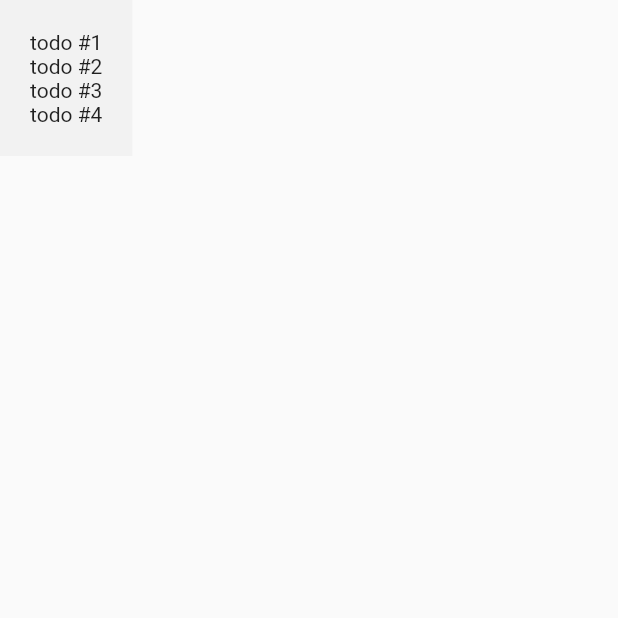
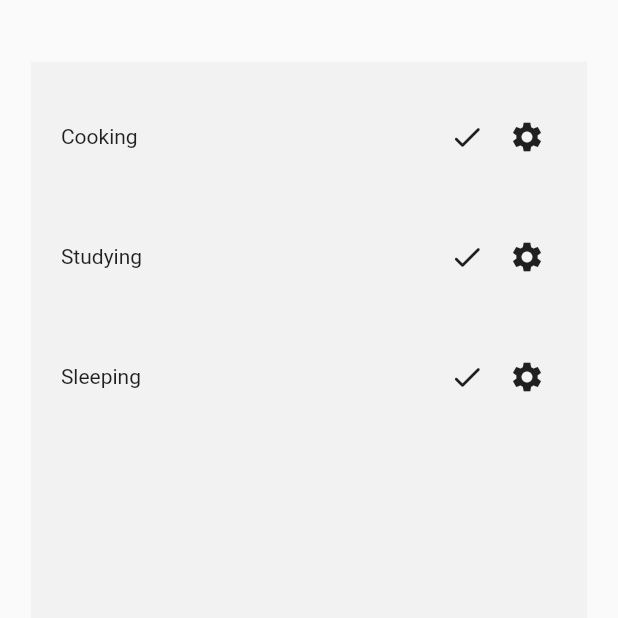
Before and after one commit to MahmoodAhmed-SE/todo-app, a Flutter app: the screen it shows after launch, on a phone screen of 412 x 824 dp, the top half of it. Run offline on Flutter 3.47's test engine with Material 2 defaults, Android fonts, the phone set to English and light mode, and no system bars.

Commit message:
Initialized todo list view

```diff
--- a/lib/main.dart
+++ b/lib/main.dart
@@ -14,6 +14,7 @@ class TodoApp extends StatelessWidget {
     return const MaterialApp(
       title: "todo app",
       home: HomepageScreen(),
+      debugShowCheckedModeBanner: false,
     );
   }
 }
--- /dev/null
+++ b/lib/models/todo_model.dart
@@ -0,0 +1,7 @@
+class TodoModel {
+  final String todoText;
+  final bool isChecked;
+
+
+  TodoModel({required this.todoText, this.isChecked = false});
+}
--- a/lib/screen/homepage_screen.dart
+++ b/lib/screen/homepage_screen.dart
@@ -1,24 +1,47 @@
 import 'package:flutter/material.dart';
+import 'package:todo_app/models/todo_model.dart';
+import 'package:todo_app/widgets/todo_list_view/todo_list_view.dart';
 
-class HomepageScreen extends StatelessWidget {
+class HomepageScreen extends StatefulWidget {
   const HomepageScreen({super.key});
+
+  @override
+  State<HomepageScreen> createState() => _HomepageScreenState();
+}
+
+class _HomepageScreenState extends State<HomepageScreen> {
+  final List<TodoModel> _todoList = [
+    TodoModel(todoText: "Cooking"),
+    TodoModel(todoText: "Studying"),
+    TodoModel(todoText: "Sleeping"),
+  ];
+  final List<TodoModel> _removedItemsList = [];
+
+  void checkTodo(TodoModel todo) {
+    setState(() {
+      _todoList[_todoList.indexOf(todo)] = TodoModel(todoText: todo.todoText, isChecked: true);
+      _removedItemsList.add(todo);
+      print(_removedItemsList);
+    });
+  }
 
   @override
   Widget build(BuildContext context) {
     return Scaffold(
-      body: Container(
-        padding: const EdgeInsets.all(20),
-        color: const Color(0XFFf2f2f2),
-        child: SingleChildScrollView(
-          child: Column(
-            children: [
-              ...List.generate(4, (index) {
-                return Text("todo #${index + 1}");
-              }).toList()
-            ],
+      body: SafeArea(
+          child: Center(
+        child: Container(
+          constraints: const BoxConstraints(maxWidth: 500, maxHeight: 1000),
+          width: MediaQuery.of(context).size.width * 0.9,
+          height: MediaQuery.of(context).size.height * 0.9,
+          padding: const EdgeInsets.all(10),
+          color: const Color(0XFFf2f2f2),
+          child: TodoListView(
+            todoList: _todoList,
+            checkTodo: checkTodo,
           ),
         ),
-      ),
+      )),
     );
   }
 }
--- /dev/null
+++ b/lib/widgets/todo_list_view/todo_list_view.dart
@@ -0,0 +1,61 @@
+import 'package:flutter/material.dart';
+import 'package:todo_app/models/todo_model.dart';
+
+class TodoListView extends StatelessWidget {
+  final List<TodoModel> todoList;
+  final Function checkTodo;
+  const TodoListView(
+      {super.key, required this.todoList, required this.checkTodo});
+
+  @override
+  Widget build(BuildContext context) {
+    return SizedBox(
+      child: ListView.builder(
+        itemCount: todoList.length,
+        itemBuilder: (context, index) {
+          return todoList[index].isChecked
+              ? null
+              : Container(
+                  height: 60,
+                  margin: const EdgeInsets.symmetric(vertical: 10),
+                  padding: const EdgeInsets.all(10),
+                  // color: const Color(0XFF333333),
+                  child: Row(children: [
+                    Expanded(child: Text(todoList[index].todoText)),
+                    SizedBox(
+                      width: 40,
+                      height: 40,
+                      child: Material(
+                        type: MaterialType.transparency,
+                        child: InkWell(
+                          borderRadius: BorderRadius.circular(10),
+                          onTap: () {
+                            print("checked the ${todoList[index].todoText}");
+                          },
+                          child: const Icon(Icons.check_rounded),
+                        ),
+                      ),
+                    ),
+                    SizedBox(
+                      width: 40,
+                      height: 40,
+                      child: Material(
+                        type: MaterialType.transparency,
+                        child: InkWell(
+                          borderRadius: BorderRadius.circular(10),
+                          onTap: () {
+                            checkTodo(todoList[index]);
+                            print(todoList[index].isChecked);
+                            print(todoList[index].todoText);
+                          },
+                          child: const Icon(Icons.settings),
+                        ),
+                      ),
+                    ),
+                  ]),
+                );
+        },
+      ),
+    );
+  }
+}
```
